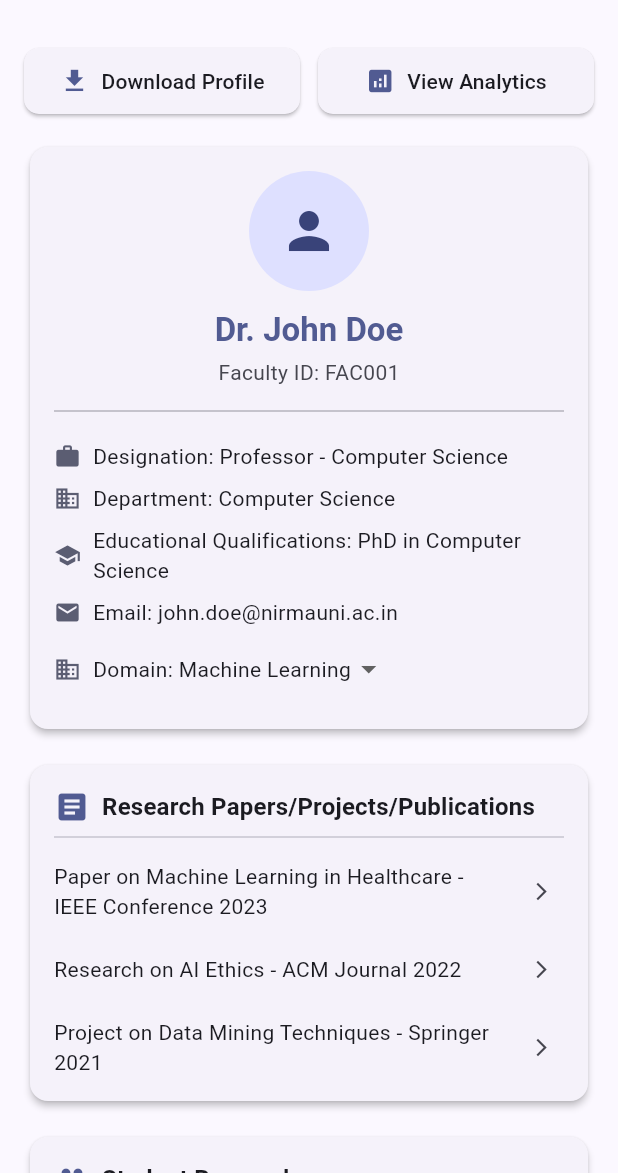
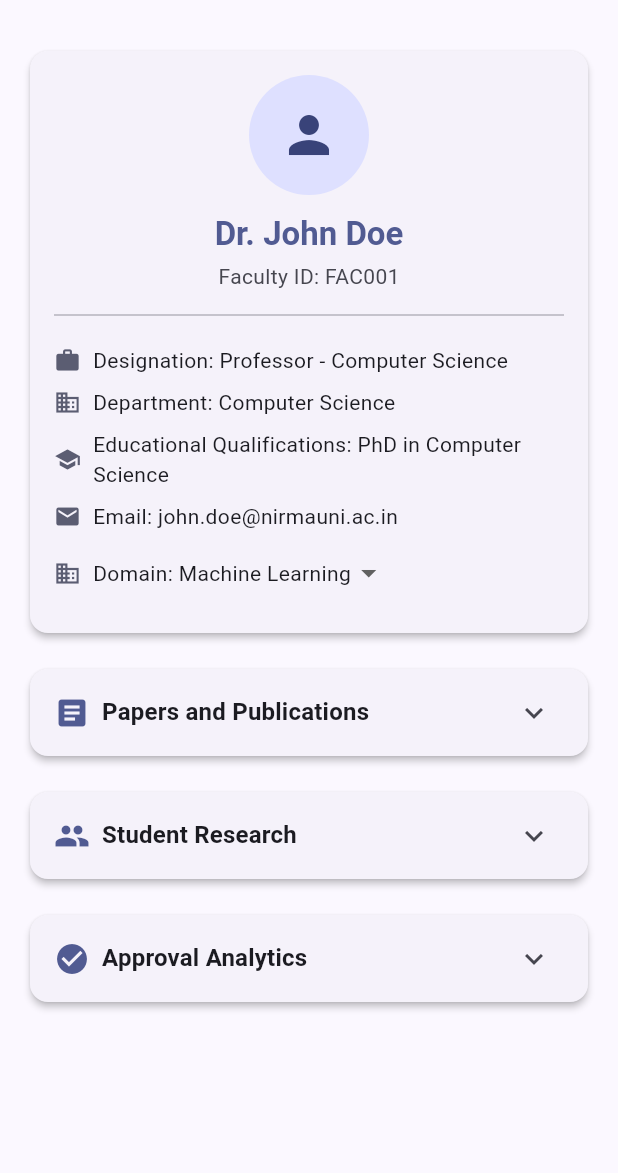
Before and after one commit to dweep-desai/SIH-2025, a Flutter app: the FacultyDashboardPage screen opened directly, on a phone screen of 412 x 824 dp, the part 63-1236 px from its top. Run offline on Flutter 3.47's test engine with Material 3 defaults, Android fonts, the phone set to English and light mode, and no system bars.

Commit message:
faculty home page improved

```diff
--- a/lib/pages/faculty_dashboard_page.dart
+++ b/lib/pages/faculty_dashboard_page.dart
@@ -1,6 +1,5 @@
 import 'package:flutter/material.dart';
 import '../widgets/main_drawer.dart';
-import 'achievements_page.dart'; // Assuming faculty can have achievements
 
 // ---------------- FACULTY DASHBOARD PAGE ----------------
 class FacultyDashboardPage extends StatelessWidget {
@@ -23,15 +22,13 @@ class FacultyDashboardPage extends StatelessWidget {
             child: Column(
               crossAxisAlignment: CrossAxisAlignment.stretch,
               children: [
-                quickButtons(context),
-                const SizedBox(height: 16),
                 personalCard(context),
                 const SizedBox(height: 16),
                 researchPapersCard(context),
                 const SizedBox(height: 16),
                 studentResearchCard(context),
                 const SizedBox(height: 16),
-                achievementsCard(context),
+                approvalAnalyticsCard(context),
                 const SizedBox(height: 16),
               ],
             ),
@@ -141,34 +138,25 @@ class FacultyDashboardPage extends StatelessWidget {
     return Card(
       elevation: 2,
       shape: RoundedRectangleBorder(borderRadius: BorderRadius.circular(12)),
-      child: Padding(
-        padding: const EdgeInsets.symmetric(vertical: 8.0),
-        child: Column(
-          crossAxisAlignment: CrossAxisAlignment.start,
-          children: [
-            Padding(
-              padding: const EdgeInsets.fromLTRB(16, 8, 16, 0),
-              child: Row(
+      child: ExpansionTile(
+        title: Row(
           children: [
             Icon(Icons.article, color: colorScheme.primary),
             const SizedBox(width: 8),
-                  Text("Research Papers/Projects/Publications", style: textTheme.titleMedium?.copyWith(fontWeight: FontWeight.bold, color: colorScheme.onSurface)),
+            Text("Papers and Publications", style: textTheme.titleMedium?.copyWith(fontWeight: FontWeight.bold)),
           ],
         ),
-            ),
-            const Divider(height: 16, indent: 16, endIndent: 16),
-            ...papers.map((paper) => ListTile(
+        children: papers.isNotEmpty
+            ? papers.map((paper) => ListTile(
                 dense: true,
                 title: Text(paper, style: textTheme.bodyMedium),
-              trailing: Icon(Icons.arrow_forward_ios, size: 14, color: colorScheme.onSurfaceVariant),
-            )),
-            if (papers.isEmpty)
+              )).toList()
+            : [
                 Padding(
                   padding: const EdgeInsets.all(16.0),
-                child: Center(child: Text("No research papers to display", style: textTheme.bodyMedium)),
+                  child: Center(child: Text("No papers and publications to display", style: textTheme.bodyMedium)),
                 ),
               ],
-        ),
       ),
     );
   }
@@ -195,86 +183,64 @@ class FacultyDashboardPage extends StatelessWidget {
     return Card(
       elevation: 2,
       shape: RoundedRectangleBorder(borderRadius: BorderRadius.circular(12)),
-      child: Padding(
-        padding: const EdgeInsets.symmetric(vertical: 8.0),
-        child: Column(
-          crossAxisAlignment: CrossAxisAlignment.start,
-          children: [
-            Padding(
-              padding: const EdgeInsets.fromLTRB(16, 8, 16, 0),
-              child: Row(
+      child: ExpansionTile(
+        title: Row(
           children: [
             Icon(Icons.group, color: colorScheme.primary),
             const SizedBox(width: 8),
-                  Text("Student Research", style: textTheme.titleMedium?.copyWith(fontWeight: FontWeight.bold, color: colorScheme.onSurface)),
+            Text("Student Research", style: textTheme.titleMedium?.copyWith(fontWeight: FontWeight.bold)),
           ],
         ),
-            ),
-            const Divider(height: 16, indent: 16, endIndent: 16),
-            ...studentResearches.map((research) => ListTile(
+        children: studentResearches.isNotEmpty
+            ? studentResearches.map((research) => ListTile(
                 dense: true,
                 title: Text("${research['topic']} - ${research['conference']}", style: textTheme.bodyMedium),
                 subtitle: Text("Students: ${research['students']}", style: textTheme.bodySmall),
-              trailing: Icon(Icons.arrow_forward_ios, size: 14, color: colorScheme.onSurfaceVariant),
-            )),
-            if (studentResearches.isEmpty)
+              )).toList()
+            : [
                 Padding(
                   padding: const EdgeInsets.all(16.0),
                   child: Center(child: Text("No student research to display", style: textTheme.bodyMedium)),
                 ),
               ],
       ),
-      ),
     );
   }
 
-  Widget achievementsCard(BuildContext context) {
+  Widget approvalAnalyticsCard(BuildContext context) {
     final ThemeData theme = Theme.of(context);
     final ColorScheme colorScheme = theme.colorScheme;
     final TextTheme textTheme = theme.textTheme;
-    // Dummy data
-    final achievements = ["Best Teacher Award 2023", "Published 10+ Papers"];
+
+    // Dummy data - replace with actual data
+    final approvals = [
+      "Leave Request Approved - 5 days",
+      "Project Proposal Pending - AI Research",
+      "Conference Approval Granted - ICML 2023"
+    ];
 
     return Card(
       elevation: 2,
       shape: RoundedRectangleBorder(borderRadius: BorderRadius.circular(12)),
-      child: InkWell(
-        onTap: () {
-          Navigator.push(
-            context,
-            MaterialPageRoute(builder: (context) => const AchievementsPage()),
-          );
-        },
-        borderRadius: BorderRadius.circular(12),
-        child: Padding(
-          padding: const EdgeInsets.symmetric(vertical: 8.0),
-          child: Column(
-            crossAxisAlignment: CrossAxisAlignment.start,
+      child: ExpansionTile(
+        title: Row(
           children: [
-              Padding(
-                padding: const EdgeInsets.fromLTRB(16, 8, 16, 0),
-                child: Row(
-                  children: [
-                     Icon(Icons.workspace_premium, color: colorScheme.primary),
+            Icon(Icons.check_circle, color: colorScheme.primary),
             const SizedBox(width: 8),
-                     Text("Achievements & Awards", style: textTheme.titleMedium?.copyWith(fontWeight: FontWeight.bold, color: colorScheme.onSurface)),
+            Text("Approval Analytics", style: textTheme.titleMedium?.copyWith(fontWeight: FontWeight.bold)),
           ],
         ),
-              ),
-              const Divider(height: 16, indent: 16, endIndent: 16),
-              ...achievements.map((achievement) => ListTile(
+        children: approvals.isNotEmpty
+            ? approvals.map((approval) => ListTile(
                 dense: true,
-                title: Text(achievement, style: textTheme.bodyMedium, maxLines: 1, overflow: TextOverflow.ellipsis),
-                trailing: Icon(Icons.arrow_forward_ios, size: 14, color: colorScheme.onSurfaceVariant),
-              )),
-              if (achievements.isEmpty)
+                title: Text(approval, style: textTheme.bodyMedium),
+              )).toList()
+            : [
                 Padding(
                   padding: const EdgeInsets.all(16.0),
-                  child: Center(child: Text("No achievements to display", style: textTheme.bodyMedium)),
+                  child: Center(child: Text("No approval analytics to display", style: textTheme.bodyMedium)),
                 ),
               ],
-          ),
-        ),
       ),
     );
   }
```
Lines whose indentation alone changed are shown as unchanged.
